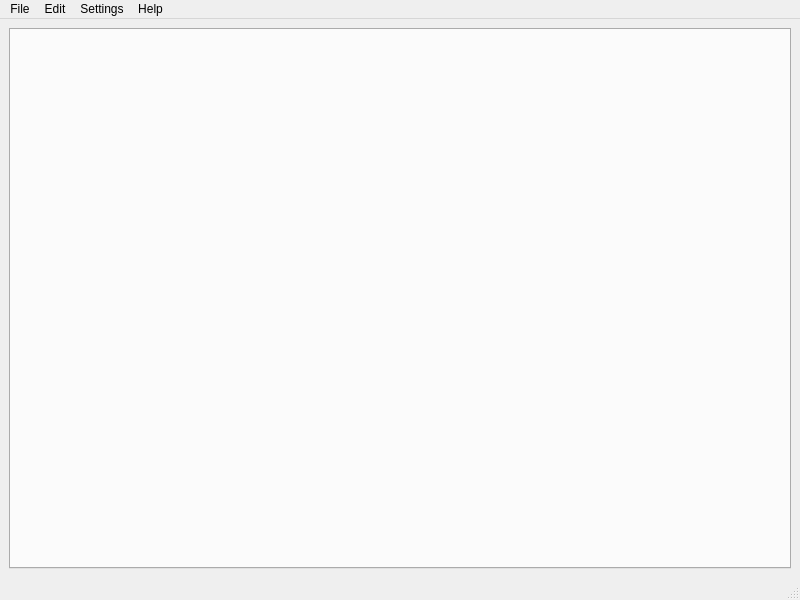
First picture: the form in mainwindow.ui, repository lucky-rydar/text-editor, before the edit.
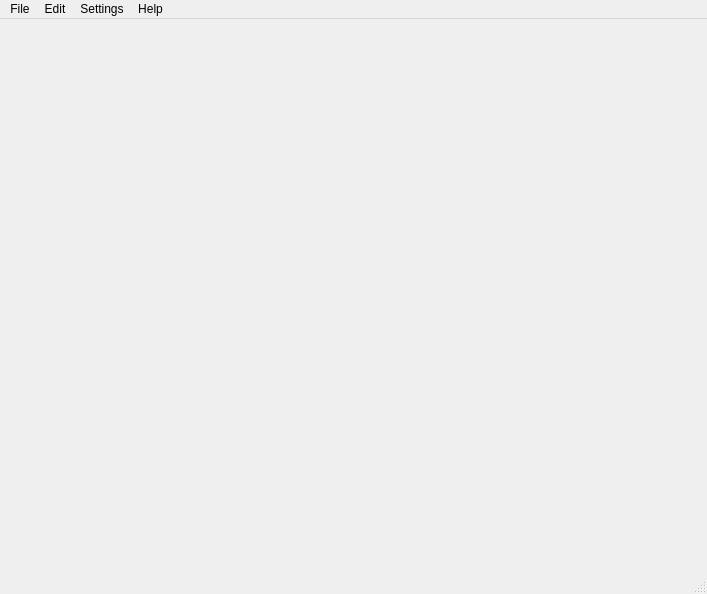
Second picture: the form after the edit.

Patch:
```diff
--- a/mainwindow.ui
+++ b/mainwindow.ui
@@ -6,26 +6,22 @@
    <rect>
     <x>0</x>
     <y>0</y>
-    <width>800</width>
-    <height>600</height>
+    <width>707</width>
+    <height>594</height>
    </rect>
   </property>
   <property name="windowTitle">
    <string>MainWindow</string>
   </property>
   <widget class="QWidget" name="centralwidget">
-   <layout class="QGridLayout" name="gridLayout">
-    <item row="0" column="0">
-     <widget class="QTabWidget" name="tabWidget"/>
-    </item>
-   </layout>
+   <layout class="QGridLayout" name="gridLayout"/>
   </widget>
   <widget class="QMenuBar" name="menubar">
    <property name="geometry">
     <rect>
      <x>0</x>
      <y>0</y>
-     <width>800</width>
+     <width>707</width>
      <height>20</height>
     </rect>
    </property>
```
